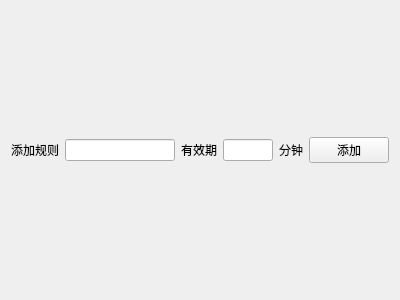
bylheart/fwlite, file fgfw-lite/ui/localrules.ui: the form before one commit.
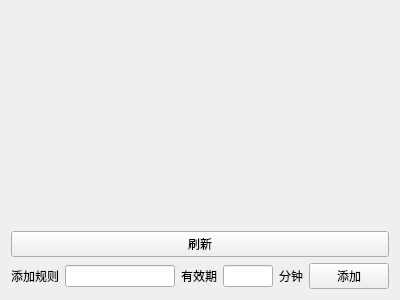
The form after the commit.

What changed in the file:
```diff
--- a/fgfw-lite/ui/localrules.ui
+++ b/fgfw-lite/ui/localrules.ui
@@ -13,9 +13,30 @@
   <property name="windowTitle">
    <string>Form</string>
   </property>
-  <layout class="QVBoxLayout" name="verticalLayout" stretch="6,0">
+  <layout class="QVBoxLayout" name="verticalLayout" stretch="6,0,0">
    <item>
-    <layout class="QVBoxLayout" name="LocalRulesLayout"/>
+    <layout class="QVBoxLayout" name="LocalRulesLayout">
+     <item>
+      <spacer name="verticalSpacer">
+       <property name="orientation">
+        <enum>Qt::Vertical</enum>
+       </property>
+       <property name="sizeHint" stdset="0">
+        <size>
+         <width>20</width>
+         <height>40</height>
+        </size>
+       </property>
+      </spacer>
+     </item>
+    </layout>
+   </item>
+   <item>
+    <widget class="QPushButton" name="RefreshButton">
+     <property name="text">
+      <string>刷新</string>
+     </property>
+    </widget>
    </item>
    <item>
     <layout class="QHBoxLayout" name="horizontalLayout">
```
